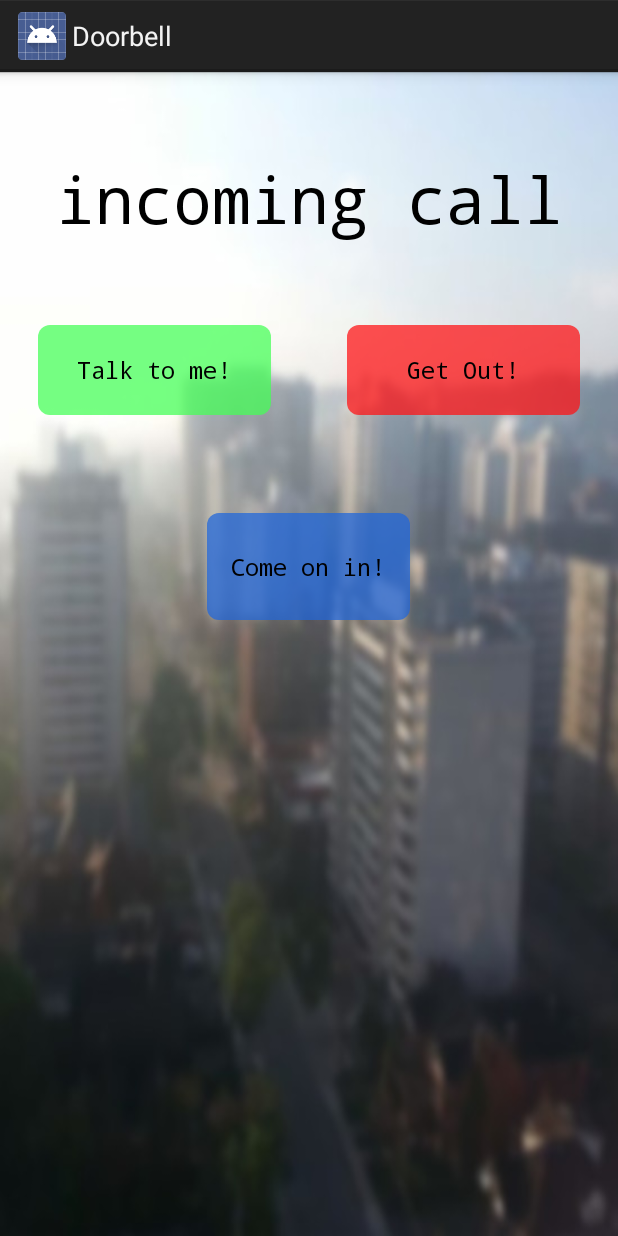
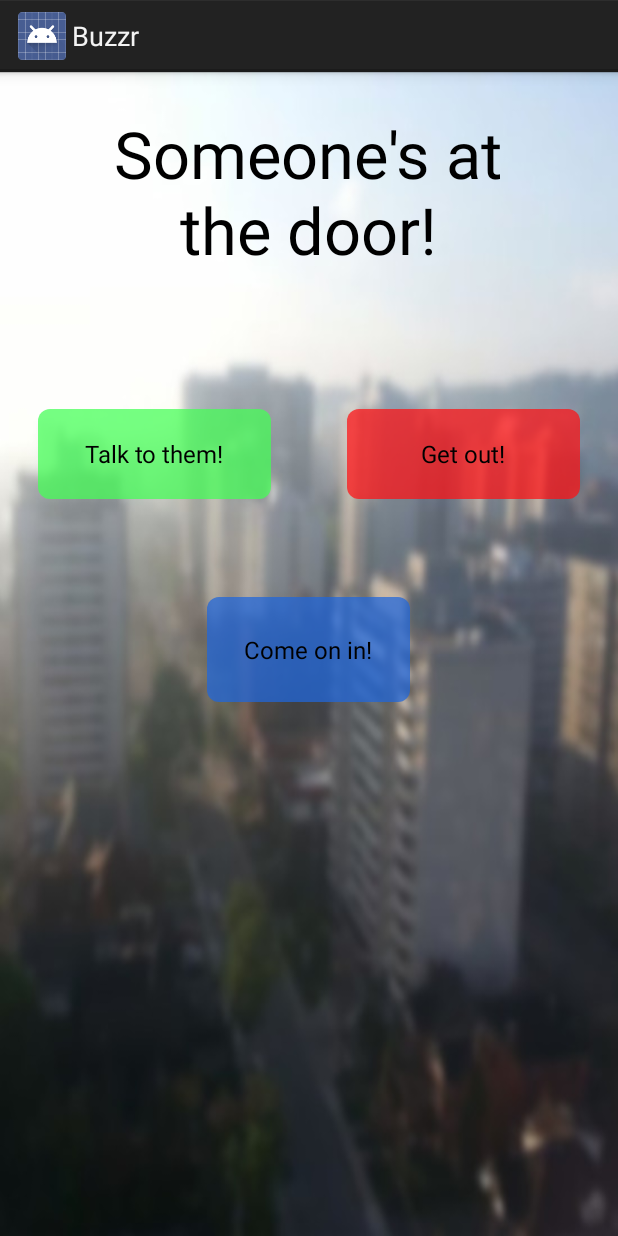
Before and after one commit to natalieperna/buzzr, an Android app: the IncomingActivity screen opened directly, with no data from a screen before it, on a phone screen of 412 x 824 dp. Run offline under Robolectric (Android 15) with nearby library versions, the phone set to English and light mode, and no system bars.

Commit message:
Look prettier.

```diff
--- a/app/src/main/res/layout/activity_incoming.xml
+++ b/app/src/main/res/layout/activity_incoming.xml
@@ -9,28 +9,27 @@
 
     <TextView
         android:id="@+id/inc"
-        android:layout_width="fill_parent"
+        android:layout_width="303dp"
         android:layout_height="wrap_content"
         android:layout_gravity="center"
         android:layout_marginBottom="55dp"
-        android:layout_marginTop="55dp"
+        android:layout_marginTop="25dp"
         android:clickable="false"
         android:gravity="center"
         android:text="@string/incoming"
         android:textColor="#ff000000"
-        android:textSize="43sp"
-        android:typeface="monospace" />
+        android:textSize="43sp" />
 
     <LinearLayout
         android:layout_width="match_parent"
         android:layout_height="wrap_content"
+        android:layout_marginTop="35dp"
         android:layout_gravity="center_horizontal"
         android:orientation="horizontal">
 
         <Button
             android:id="@+id/talkButton"
             android:layout_width="10dp"
-
             android:layout_height="60dp"
             android:layout_gravity="center_horizontal"
             android:layout_marginBottom="25dp"
@@ -41,8 +40,7 @@
             android:background="@drawable/roundedbuttongreen"
             android:text="@string/talkButtonText"
             android:textColor="#000000"
-            android:textSize="16sp"
-            android:typeface="monospace" />
+            android:textSize="16sp" />
 
         <Button
             android:id="@+id/disallowEntryButton"
@@ -55,8 +53,7 @@
             android:background="@drawable/roundedbuttonred"
             android:text="@string/disallowEntryButtonText"
             android:textColor="#000000"
-            android:textSize="16sp"
-            android:typeface="monospace" />
+            android:textSize="16sp" />
     </LinearLayout>
 
     <Button
@@ -72,7 +69,6 @@
         android:background="@drawable/roundedbuttonblue"
         android:text="@string/allowEntryButtonText"
         android:textColor="#000000"
-        android:textSize="16sp"
-        android:typeface="monospace" />
+        android:textSize="16sp" />
 
 </LinearLayout>
--- a/app/src/main/res/values/strings.xml
+++ b/app/src/main/res/values/strings.xml
@@ -1,11 +1,12 @@
 <?xml version="1.0" encoding="utf-8"?>
 <resources>
 
-    <string name="app_name">Doorbell</string>
+    <string name="app_name">Buzzr</string>
     <string name="allowEntryButtonText">Come on in!</string>
-    <string name="disallowEntryButtonText">Get Out!</string>
-    <string name="talkButtonText">Talk to me!</string>
-    <string name="incoming">incoming call</string>
-    <string name="title">Doorbell App</string>
+    <string name="disallowEntryButtonText">Get out!</string>
+    <string name="talkButtonText">Talk to them!</string>
+    <string name="incoming">Someone\'s at the door!</string>
+    <string name="title">Buzzr</string>
+    <string name="tagline">A better buzzer\n for your apartment.</string>
 
 </resources>
```
Also changed, not shown: app/src/main/res/layout/activity_main.xml (+12 -2 lines).
